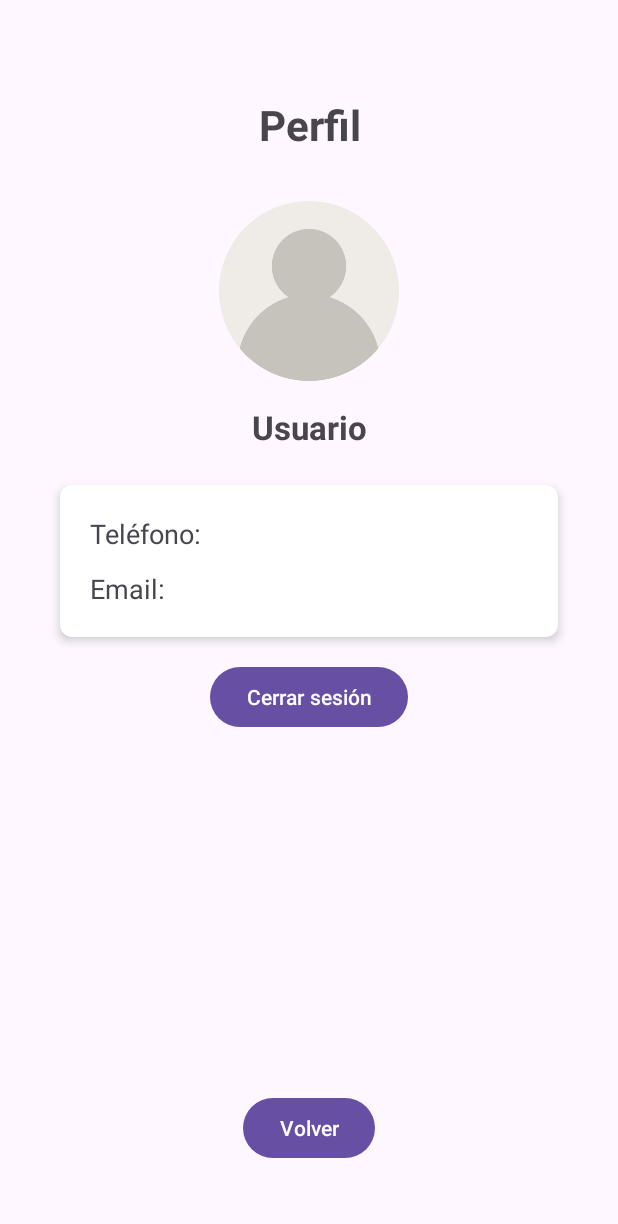
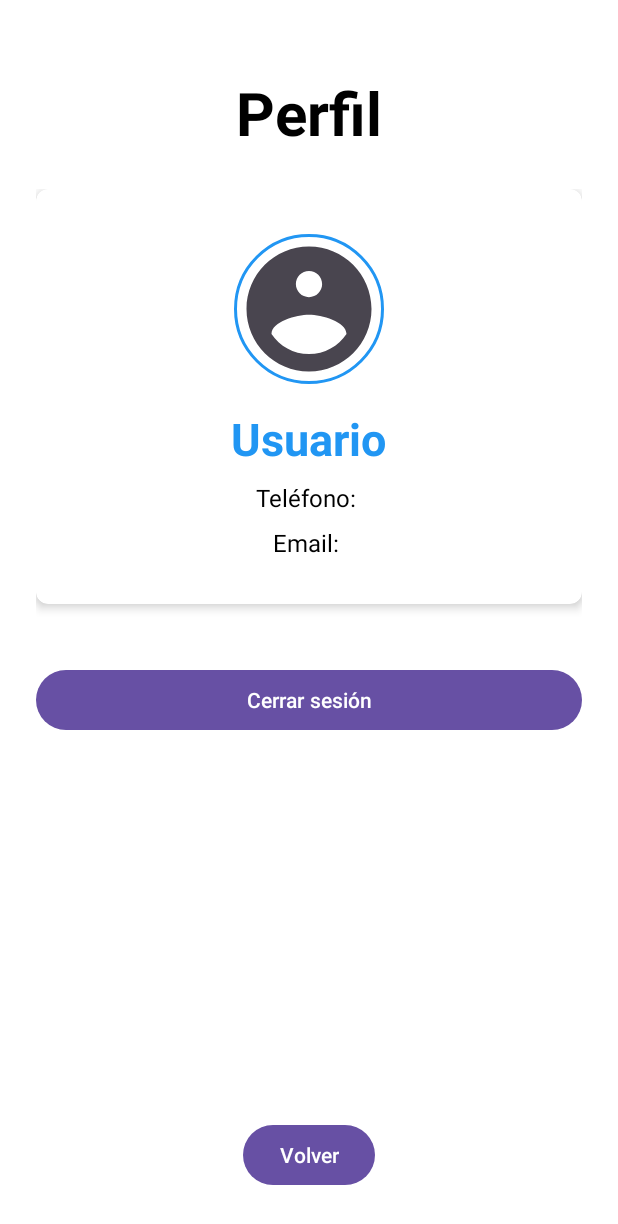
Before and after one commit to MarcosMP8/DAS_UNIGO, an Android app: the ProfileActivity screen opened directly, with no data from a screen before it, on a phone screen of 412 x 824 dp. Shown: the top 1224 px of the screen. Run offline under Robolectric (Android 15) with nearby library versions, the phone set to English and light mode, and no system bars; pictures from the network do not load.

Commit message:
Perfil hecho

```diff
--- a/app/build.gradle
+++ b/app/build.gradle
@@ -41,6 +41,8 @@ dependencies {
     // Para mostrar logs en red (opcional pero útil)
     implementation 'com.squareup.okhttp3:logging-interceptor:4.12.0'
 
+    implementation 'androidx.cardview:cardview:1.0.0'
+
     implementation libs.appcompat
     implementation libs.material
     implementation libs.activity
--- a/app/src/main/res/layout/activity_profile.xml
+++ b/app/src/main/res/layout/activity_profile.xml
@@ -1,71 +1,34 @@
 <?xml version="1.0" encoding="utf-8"?>
 <androidx.constraintlayout.widget.ConstraintLayout
     xmlns:android="http://schemas.android.com/apk/res/android"
+    xmlns:card_view="http://schemas.android.com/apk/res-auto"
     xmlns:app="http://schemas.android.com/apk/res-auto"
     android:layout_width="match_parent"
     android:layout_height="match_parent"
-    android:padding="24dp"
-    android:fitsSystemWindows="true">
+    android:paddingTop="24dp"
+    android:background="@color/white">
 
-    <!-- Guideline para separar de la cámara frontal -->
-    <androidx.constraintlayout.widget.Guideline
-        android:id="@+id/guidelineTop"
+    <!-- Título Perfil -->
+    <TextView
+        android:id="@+id/tvTitlePerfil"
         android:layout_width="wrap_content"
         android:layout_height="wrap_content"
-        android:orientation="horizontal"
-        app:layout_constraintGuide_begin="40dp" />
-
-    <!-- Título centrado -->
-    <TextView
-        android:id="@+id/tvTitle"
-        android:layout_width="0dp"
-        android:layout_height="wrap_content"
         android:text="Perfil"
-        android:textSize="28sp"
+        android:paddingTop="24dp"
+        android:textSize="40sp"
         android:textStyle="bold"
-        android:gravity="center"
-        app:layout_constraintTop_toBottomOf="@id/guidelineTop"
+        android:textColor="@color/black"
+        app:layout_constraintTop_toTopOf="parent"
         app:layout_constraintStart_toStartOf="parent"
         app:layout_constraintEnd_toEndOf="parent"/>
 
-    <!-- Foto de perfil -->
-    <ImageView
-        android:id="@+id/imgUserIcon"
-        android:layout_width="120dp"
-        android:layout_height="120dp"
-        android:src="@drawable/usuario"
-        android:contentDescription="Icono de usuario"
-        android:layout_marginTop="32dp"
-        app:layout_constraintTop_toBottomOf="@id/tvTitle"
-        app:layout_constraintStart_toStartOf="parent"
-        app:layout_constraintEnd_toEndOf="parent"/>
-
-    <!-- Nombre -->
-    <!-- Nombre -->
-    <TextView
-        android:id="@+id/tvName"
+    <!-- Contenido desplazable -->
+    <ScrollView
+        android:id="@+id/scrollView"
         android:layout_width="0dp"
-        android:layout_height="wrap_content"
-        android:text=""
-        android:textSize="22sp"
-        android:textStyle="bold"
-        android:gravity="center"
-        android:layout_marginTop="16dp"
-        app:layout_constraintTop_toBottomOf="@id/imgUserIcon"
-        app:layout_constraintStart_toStartOf="parent"
-        app:layout_constraintEnd_toEndOf="parent"/>
-
-    <!-- Card con teléfono y email -->
-    <androidx.cardview.widget.CardView
-        android:id="@+id/cardProfileInfo"
-        android:layout_width="0dp"
-        android:layout_height="wrap_content"
-        android:layout_marginTop="24dp"
-        android:layout_marginStart="16dp"
-        android:layout_marginEnd="16dp"
-        app:cardCornerRadius="8dp"
-        app:cardElevation="4dp"
-        app:layout_constraintTop_toBottomOf="@id/tvName"
+        android:layout_height="0dp"
+        app:layout_constraintTop_toBottomOf="@id/tvTitlePerfil"
+        app:layout_constraintBottom_toTopOf="@+id/btnBack"
         app:layout_constraintStart_toStartOf="parent"
         app:layout_constraintEnd_toEndOf="parent">
 
@@ -73,46 +36,88 @@
             android:layout_width="match_parent"
             android:layout_height="wrap_content"
             android:orientation="vertical"
-            android:padding="20dp">
+            android:padding="24dp">
 
+            <!-- Card con foto y datos -->
+            <androidx.cardview.widget.CardView
+                android:id="@+id/cardProfileInfo"
+                android:layout_width="match_parent"
+                android:layout_height="wrap_content"
+                card_view:cardCornerRadius="8dp"
+                card_view:cardElevation="4dp"
+                android:clickable="true"
+                android:focusable="true">
+
+                <LinearLayout
+                    android:layout_width="match_parent"
+                    android:layout_height="wrap_content"
+                    android:orientation="vertical"
+                    android:padding="30dp"
+                    android:gravity="center_horizontal">
+
+                    <!-- Foto de perfil -->
+                    <ImageView
+                        android:id="@+id/imgUserIcon"
+                        android:layout_width="100dp"
+                        android:layout_height="100dp"
+                        android:src="@drawable/ic_profile"
+                        android:contentDescription="Foto de perfil"
+                        android:scaleType="centerCrop"
+                        android:layout_marginBottom="16dp"
+                        android:background="@drawable/circle_border"/>
+
+                    <!-- Nombre (más grande y en negrita) -->
+                    <TextView
+                        android:id="@+id/tvName"
+                        android:layout_width="wrap_content"
+                        android:layout_height="wrap_content"
+                        android:text="Tu nombre"
+                        android:textSize="30sp"
+                        android:textStyle="bold"
+                        android:textColor="@color/primaryBlue"
+                        android:layout_marginBottom="8dp"/>
+
+                    <!-- Teléfono (texto más pequeño) -->
                     <TextView
                         android:id="@+id/tvPhone"
-                android:layout_width="match_parent"
+                        android:layout_width="wrap_content"
                         android:layout_height="wrap_content"
-                android:text=""
-                android:textSize="18sp"
-                android:layout_marginBottom="12dp"/>
+                        android:text="Teléfono: 000000000"
+                        android:textSize="16sp"
+                        android:textColor="@color/black"
+                        android:layout_marginBottom="8dp"/>
 
+                    <!-- Email (texto más pequeño) -->
                     <TextView
                         android:id="@+id/tvEmail"
-                android:layout_width="match_parent"
+                        android:layout_width="wrap_content"
                         android:layout_height="wrap_content"
-                android:text=""
-                android:textSize="18sp"/>
-
+                        android:text="ejemplo@correo.com"
+                        android:textSize="16sp"
+                        android:textColor="@color/black"/>
                 </LinearLayout>
             </androidx.cardview.widget.CardView>
 
             <!-- Botón Cerrar sesión -->
             <Button
                 android:id="@+id/btnLogout"
-        android:layout_width="wrap_content"
+                android:layout_width="match_parent"
                 android:layout_height="wrap_content"
                 android:text="Cerrar sesión"
-        android:layout_marginTop="16dp"
-        app:layout_constraintTop_toBottomOf="@id/cardProfileInfo"
-        app:layout_constraintStart_toStartOf="parent"
-        app:layout_constraintEnd_toEndOf="parent"/>
+                android:layout_marginTop="40dp"/>
 
-    <!-- Botón Volver abajo centrado -->
+        </LinearLayout>
+    </ScrollView>
+
+    <!-- Botón Volver, siempre centrado abajo -->
     <Button
         android:id="@+id/btnBack"
         android:layout_width="wrap_content"
         android:layout_height="wrap_content"
         android:text="Volver"
-        android:layout_marginBottom="24dp"
         app:layout_constraintBottom_toBottomOf="parent"
         app:layout_constraintStart_toStartOf="parent"
-        app:layout_constraintEnd_toEndOf="parent"/>
+        app:layout_constraintEnd_toEndOf="parent"
+        android:layout_margin="30dp"/>
 
 </androidx.constraintlayout.widget.ConstraintLayout>
```
Also changed, not shown: app/src/main/java/com/example/unigo/ui/ProfileActivity.java (+128 -119 lines), app/src/main/res/layout/dialog_edit_profile.xml (added, +41 -0 lines). Lines whose indentation alone changed are shown as unchanged.
